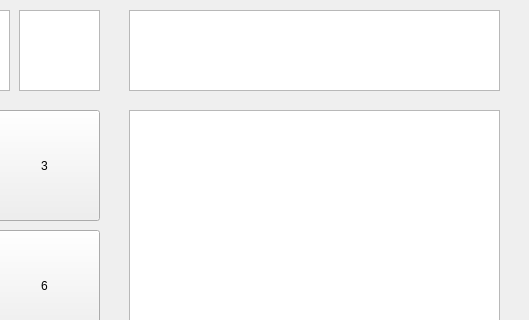
Old version of the form mainwindow.ui in the repository mukhoplus/Number-Baseball-Game; both pictures show x 271 to 800 and y 0 to 320 of the 800 by 600 pixel window.
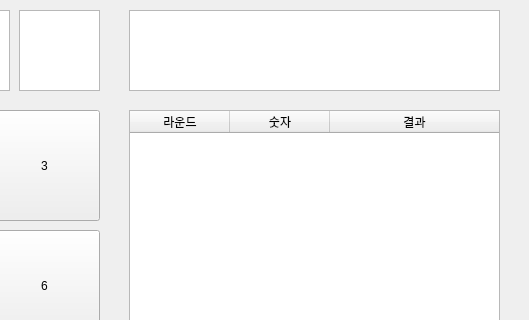
New version of the form.

What changed in the file:
```diff
--- a/mainwindow.ui
+++ b/mainwindow.ui
@@ -245,6 +245,75 @@
       <height>391</height>
      </rect>
     </property>
+    <property name="sizeAdjustPolicy">
+     <enum>QAbstractScrollArea::AdjustIgnored</enum>
+    </property>
+    <property name="editTriggers">
+     <set>QAbstractItemView::NoEditTriggers</set>
+    </property>
+    <property name="tabKeyNavigation">
+     <bool>true</bool>
+    </property>
+    <property name="showDropIndicator" stdset="0">
+     <bool>false</bool>
+    </property>
+    <property name="dragDropOverwriteMode">
+     <bool>false</bool>
+    </property>
+    <property name="selectionMode">
+     <enum>QAbstractItemView::NoSelection</enum>
+    </property>
+    <property name="showGrid">
+     <bool>true</bool>
+    </property>
+    <property name="sortingEnabled">
+     <bool>false</bool>
+    </property>
+    <attribute name="horizontalHeaderVisible">
+     <bool>true</bool>
+    </attribute>
+    <attribute name="horizontalHeaderCascadingSectionResizes">
+     <bool>false</bool>
+    </attribute>
+    <attribute name="horizontalHeaderHighlightSections">
+     <bool>true</bool>
+    </attribute>
+    <attribute name="horizontalHeaderShowSortIndicator" stdset="0">
+     <bool>false</bool>
+    </attribute>
+    <attribute name="horizontalHeaderStretchLastSection">
+     <bool>true</bool>
+    </attribute>
+    <attribute name="verticalHeaderVisible">
+     <bool>false</bool>
+    </attribute>
+    <attribute name="verticalHeaderCascadingSectionResizes">
+     <bool>false</bool>
+    </attribute>
+    <attribute name="verticalHeaderHighlightSections">
+     <bool>true</bool>
+    </attribute>
+    <attribute name="verticalHeaderShowSortIndicator" stdset="0">
+     <bool>false</bool>
+    </attribute>
+    <attribute name="verticalHeaderStretchLastSection">
+     <bool>false</bool>
+    </attribute>
+    <column>
+     <property name="text">
+      <string>라운드</string>
+     </property>
+    </column>
+    <column>
+     <property name="text">
+      <string>숫자</string>
+     </property>
+    </column>
+    <column>
+     <property name="text">
+      <string>결과</string>
+     </property>
+    </column>
    </widget>
   </widget>
   <widget class="QStatusBar" name="statusbar"/>
```
Left out of the diff: 12 changed lines with no effect on the pictures.
